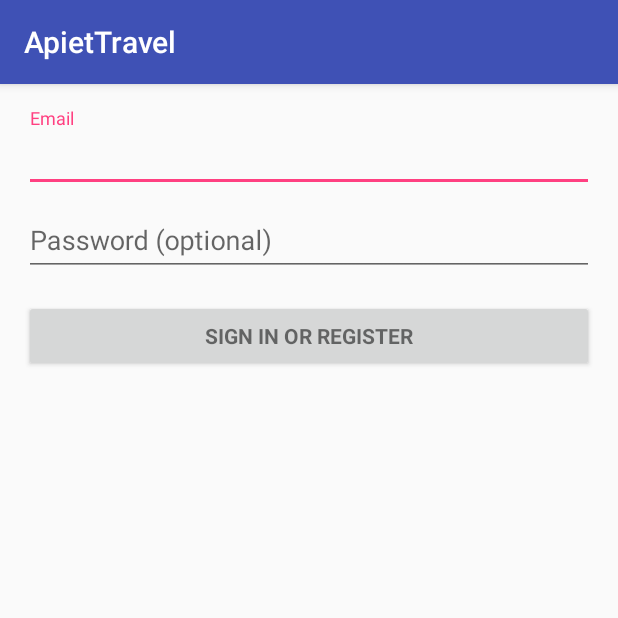
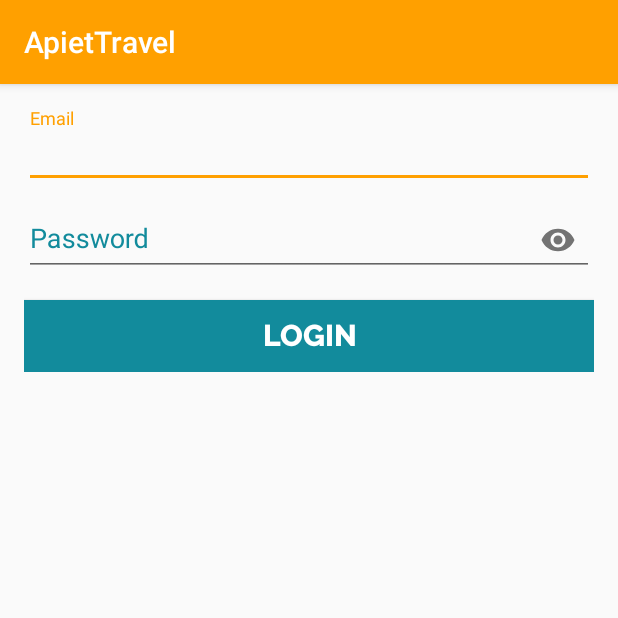
Before and after one commit to irwinet/ApietTravel, an Android app: the screen it shows after launch (LoginActivity), on a phone screen of 412 x 824 dp, the top half of it. Run offline under Robolectric (Android 15) with nearby library versions, the phone set to English and light mode, and no system bars; 2 statements that could not run were skipped.

Commit message:
Add Change
Cambiando el diseño del login y agregando una fuente externa

```diff
--- a/ApietTravel/app/build.gradle
+++ b/ApietTravel/app/build.gradle
@@ -26,5 +26,6 @@ dependencies {
     })
     compile 'com.android.support:appcompat-v7:26.+'
     compile 'com.android.support:design:26.+'
+    compile 'com.android.support.constraint:constraint-layout:1.0.2'
     testCompile 'junit:junit:4.12'
 }
--- a/ApietTravel/app/src/main/AndroidManifest.xml
+++ b/ApietTravel/app/src/main/AndroidManifest.xml
@@ -23,6 +23,8 @@
                 <category android:name="android.intent.category.LAUNCHER"/>
             </intent-filter>
         </activity>
+        <activity android:name=".UserActivity">
+        </activity>
     </application>
 
 </manifest>
--- a/ApietTravel/app/src/main/java/application/android/irwinet/apiettravel/LoginActivity.java
+++ b/ApietTravel/app/src/main/java/application/android/irwinet/apiettravel/LoginActivity.java
@@ -3,7 +3,9 @@ package application.android.irwinet.apiettravel;
 import android.animation.Animator;
 import android.animation.AnimatorListenerAdapter;
 import android.annotation.TargetApi;
+import android.content.Intent;
 import android.content.pm.PackageManager;
+import android.graphics.Typeface;
 import android.support.annotation.NonNull;
 import android.support.design.widget.Snackbar;
 import android.support.v7.app.AppCompatActivity;
@@ -19,6 +21,7 @@ import android.os.Build;
 import android.os.Bundle;
 import android.provider.ContactsContract;
 import android.text.TextUtils;
+import android.text.method.PasswordTransformationMethod;
 import android.view.KeyEvent;
 import android.view.View;
 import android.view.View.OnClickListener;
@@ -66,11 +69,19 @@ public class LoginActivity extends AppCompatActivity implements LoaderCallbacks<
     protected void onCreate(Bundle savedInstanceState) {
         super.onCreate(savedInstanceState);
         setContentView(R.layout.activity_login);
+
+        //Set Font Family
+        Typeface myTypeFacePrimary=Typeface.createFromAsset(getAssets(),"fonts/Raleway-ExtraBold.ttf");
+        Typeface myTypeFaceSecond=Typeface.createFromAsset(getAssets(),"fonts/Raleway-Medium.ttf");
+
         // Set up the login form.
         mEmailView = (AutoCompleteTextView) findViewById(R.id.email);
+        mEmailView.setTypeface(myTypeFaceSecond);
+
         populateAutoComplete();
 
         mPasswordView = (EditText) findViewById(R.id.password);
+        mPasswordView.setTypeface(myTypeFaceSecond);
         mPasswordView.setOnEditorActionListener(new TextView.OnEditorActionListener() {
             @Override
             public boolean onEditorAction(TextView textView, int id, KeyEvent keyEvent) {
@@ -83,6 +94,7 @@ public class LoginActivity extends AppCompatActivity implements LoaderCallbacks<
         });
 
         Button mEmailSignInButton = (Button) findViewById(R.id.email_sign_in_button);
+        mEmailSignInButton.setTypeface(myTypeFacePrimary);
         mEmailSignInButton.setOnClickListener(new OnClickListener() {
             @Override
             public void onClick(View view) {
@@ -333,7 +345,7 @@ public class LoginActivity extends AppCompatActivity implements LoaderCallbacks<
             showProgress(false);
 
             if (success) {
-                finish();
+                viewMain(null);
             } else {
                 mPasswordView.setError(getString(R.string.error_incorrect_password));
                 mPasswordView.requestFocus();
@@ -346,4 +358,10 @@ public class LoginActivity extends AppCompatActivity implements LoaderCallbacks<
             showProgress(false);
         }
     }
+
+    public void viewMain(View v)
+    {
+        Intent intent=new Intent(this,UserActivity.class);
+        startActivity(intent);
+    }
 }
--- a/ApietTravel/app/src/main/res/layout/activity_login.xml
+++ b/ApietTravel/app/src/main/res/layout/activity_login.xml
@@ -2,6 +2,7 @@
               xmlns:tools="http://schemas.android.com/tools"
               android:layout_width="match_parent"
               android:layout_height="match_parent"
+              xmlns:app="http://schemas.android.com/apk/res-auto"
               android:gravity="center_horizontal"
               android:orientation="vertical"
               android:paddingBottom="@dimen/activity_vertical_margin"
@@ -32,7 +33,8 @@
 
             <android.support.design.widget.TextInputLayout
                 android:layout_width="match_parent"
-                android:layout_height="wrap_content">
+                android:layout_height="wrap_content"
+                android:textColorHint="@color/colorInput">
 
                 <AutoCompleteTextView
                     android:id="@+id/email"
@@ -41,13 +43,16 @@
                     android:hint="@string/prompt_email"
                     android:inputType="textEmailAddress"
                     android:maxLines="1"
-                    android:singleLine="true"/>
+                    android:singleLine="true"
+                    android:textColor="@color/colorInput"/>
 
             </android.support.design.widget.TextInputLayout>
 
             <android.support.design.widget.TextInputLayout
                 android:layout_width="match_parent"
-                android:layout_height="wrap_content">
+                android:layout_height="wrap_content"
+                app:passwordToggleEnabled="true"
+                android:textColorHint="@color/colorInput">
 
                 <EditText
                     android:id="@+id/password"
@@ -59,6 +64,7 @@
                     android:imeOptions="actionUnspecified"
                     android:inputType="textPassword"
                     android:maxLines="1"
+                    android:textColor="@color/colorInput"
                     android:singleLine="true"/>
 
             </android.support.design.widget.TextInputLayout>
@@ -69,7 +75,10 @@
                 android:layout_width="match_parent"
                 android:layout_height="wrap_content"
                 android:layout_marginTop="16dp"
+                android:background="@color/colorButtonLogin"
                 android:text="@string/action_sign_in"
+                android:textColor="@color/colorText"
+                android:textSize="20sp"
                 android:textStyle="bold"/>
 
         </LinearLayout>
--- a/ApietTravel/app/src/main/res/values/colors.xml
+++ b/ApietTravel/app/src/main/res/values/colors.xml
@@ -1,6 +1,10 @@
 <?xml version="1.0" encoding="utf-8"?>
 <resources>
-    <color name="colorPrimary">#3F51B5</color>
-    <color name="colorPrimaryDark">#303F9F</color>
-    <color name="colorAccent">#FF4081</color>
+    <color name="colorPrimary">#FFA000</color>
+    <color name="colorPrimaryDark">#FFA000</color>
+    <color name="colorAccent">#FFA000</color>
+    <color name="colorButton">#FFC107</color>
+    <color name="colorText">#FFFFFF</color>
+    <color name="colorInput">#128B9C</color>
+    <color name="colorButtonLogin">#128B9C</color>
 </resources>
--- a/ApietTravel/app/src/main/res/values/strings.xml
+++ b/ApietTravel/app/src/main/res/values/strings.xml
@@ -3,8 +3,8 @@
 
     <!-- Strings related to login -->
     <string name="prompt_email">Email</string>
-    <string name="prompt_password">Password (optional)</string>
-    <string name="action_sign_in">Sign in or register</string>
+    <string name="prompt_password">Password</string>
+    <string name="action_sign_in">Login</string>
     <string name="action_sign_in_short">Sign in</string>
     <string name="error_invalid_email">This email address is invalid</string>
     <string name="error_invalid_password">This password is too short</string>
```
Also changed, not shown: ApietTravel/app/src/main/java/application/android/irwinet/apiettravel/Models/Users.java (added, +8 -0 lines), ApietTravel/app/src/main/java/application/android/irwinet/apiettravel/UserActivity.java (added, +13 -0 lines), ApietTravel/app/src/main/res/layout/activity_user.xml (added, +10 -0 lines), ApietTravel/app/src/main/assets/fonts/Raleway-ExtraBold.ttf (added), ApietTravel/app/src/main/assets/fonts/Raleway-Medium.ttf (added), ApietTravel/app/src/main/assets/fonts/Raleway-Regular.ttf (added).
